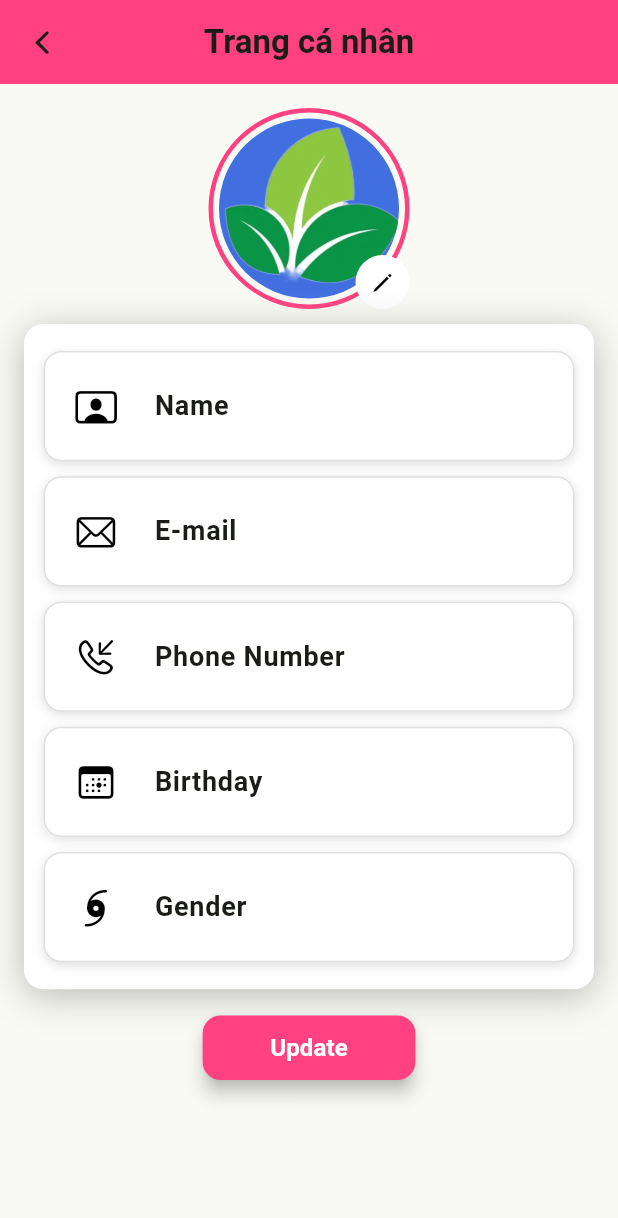
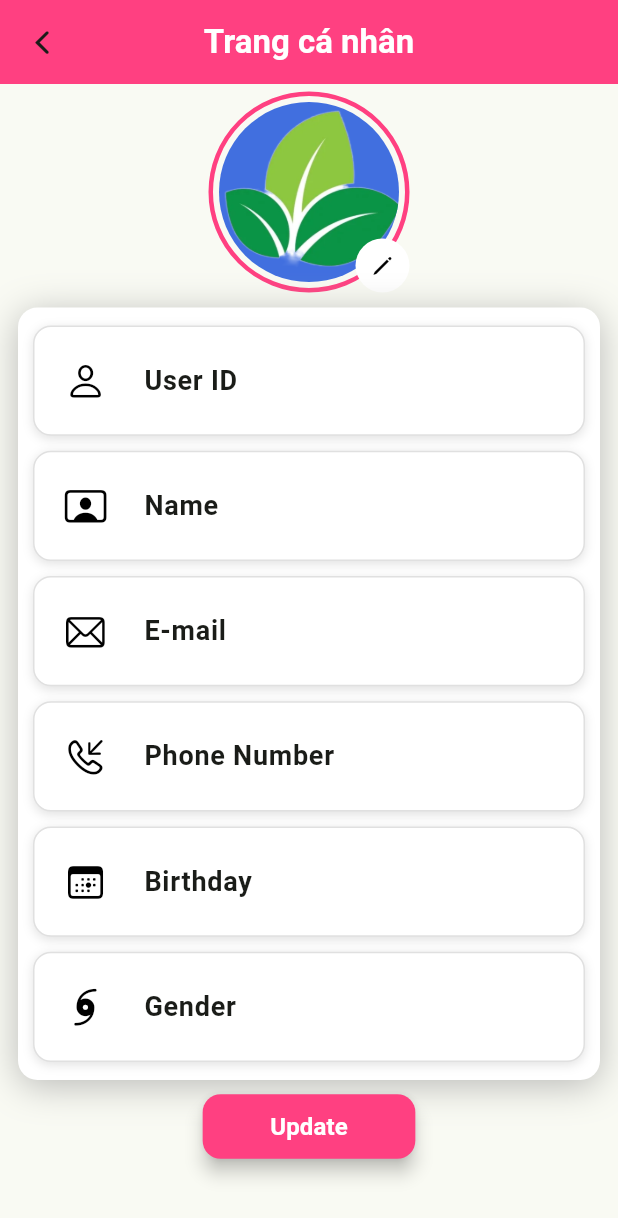
Before and after one commit to hcmus-journey/software-architecture, a Flutter app: the UserProfileScreen screen opened directly, on a phone screen of 412 x 824 dp. Shown: the top 1218 px of the screen. Run offline on Flutter 3.47's test engine with Material 3 defaults, Android fonts, the light colour scheme and no system bars; our stand-ins replace circular_countdown_timer, fl_chart, image_picker, lottie, shared_preferences; accounts and stored records are empty; network calls fail; project files that could hold a hidden picture were left out.

Commit message:
update profile

```diff
--- a/client/mobile/voumarketinggame/lib/models/user_model.dart
+++ b/client/mobile/voumarketinggame/lib/models/user_model.dart
@@ -1,4 +1,5 @@
 class User {
+  final String idPlayer;
   final String name;
   final String email;
   final String phoneNumber;
@@ -7,6 +8,7 @@ class User {
   final String gender;
 
   User({
+    required this.idPlayer,
     required this.name,
     required this.email,
     required this.phoneNumber,
@@ -17,6 +19,7 @@ class User {
 
   factory User.fromJson(Map<String, dynamic> json) {
     return User(
+      idPlayer: json['playerId'],
       name: json['name'],
       email: json['email'],
       phoneNumber: json['phoneNumber'],
@@ -28,6 +31,7 @@ class User {
 
   Map<String, dynamic> toJson() {
     return {
+      'playerId': idPlayer,
       'name': name,
       'email': email,
       'phoneNumber': phoneNumber,
--- a/client/mobile/voumarketinggame/lib/pages/menu_page.dart
+++ b/client/mobile/voumarketinggame/lib/pages/menu_page.dart
@@ -1,5 +1,6 @@
 import 'package:flutter/cupertino.dart';
 import 'package:flutter/material.dart';
+import 'package:flutter/services.dart';
 import 'package:provider/provider.dart';
 import 'package:voumarketinggame/pages/inventory_screen.dart';
 import 'package:voumarketinggame/pages/profile_user_page.dart';
@@ -302,7 +303,9 @@ class _MenuScreenState extends State<MenuScreen> {
                       ),
                       Expanded(
                         child: TextButton(
-                          onPressed: () {},
+                          onPressed: () {
+                            SystemNavigator.pop();
+                          },
                           style: TextButton.styleFrom(
                             backgroundColor: Colors.blue[100],
                             padding: const EdgeInsets.symmetric(
--- a/client/mobile/voumarketinggame/lib/pages/profile_user_page.dart
+++ b/client/mobile/voumarketinggame/lib/pages/profile_user_page.dart
@@ -39,6 +39,7 @@ class _UserProfileScreenState extends State<UserProfileScreen> {
     if (user != null) {
 
       setState(() {
+        _controllers['id'] = TextEditingController(text: user.idPlayer);
         _controllers['name'] = TextEditingController(text: user.name);
         _controllers['email'] = TextEditingController(text: user.email);
         _controllers['phoneNumber'] = TextEditingController(text: user.phoneNumber);
@@ -211,7 +212,7 @@ class _UserProfileScreenState extends State<UserProfileScreen> {
     appBar: AppBar(
       title: const Text(
         'Trang cá nhân',
-        style: TextStyle(fontWeight: FontWeight.bold),
+        style: TextStyle(fontWeight: FontWeight.bold, color: Colors.white),
       ),
       centerTitle: true,
       backgroundColor: Colors.pinkAccent,
@@ -224,7 +225,7 @@ class _UserProfileScreenState extends State<UserProfileScreen> {
       ),
     ),
     body: SingleChildScrollView(
-    padding: const EdgeInsets.all(16),
+    padding: const EdgeInsets.symmetric(horizontal: 12, vertical: 5),
     child: Column(
       crossAxisAlignment: CrossAxisAlignment.center,
       children: [
@@ -272,7 +273,7 @@ class _UserProfileScreenState extends State<UserProfileScreen> {
 
         // Personal Information Section
         Container(
-          padding: const EdgeInsets.all(13),
+          padding: const EdgeInsets.symmetric(horizontal: 10, vertical: 7),
           decoration: BoxDecoration(
             color: Colors.white,
             borderRadius: BorderRadius.circular(13),
@@ -286,6 +287,12 @@ class _UserProfileScreenState extends State<UserProfileScreen> {
           ),
           child: Column(
             children: [
+              FieldContainer(
+                icon: CupertinoIcons.person,
+                label: "User ID",
+                controller: _controllers['id']!,
+                readOnly: true, // Thêm dòng này
+              ),
               FieldContainer(
                 icon: CupertinoIcons.person_crop_rectangle,
                 label: "Name",
@@ -316,7 +323,7 @@ class _UserProfileScreenState extends State<UserProfileScreen> {
             ],
           ),
         ),
-        const SizedBox(height: 15),
+        const SizedBox(height: 7),
 
         // Update Button
         ElevatedButton(
--- a/client/mobile/voumarketinggame/lib/widgets/item_infor_widget.dart
+++ b/client/mobile/voumarketinggame/lib/widgets/item_infor_widget.dart
@@ -4,6 +4,7 @@ class FieldContainer extends StatelessWidget {
   final IconData icon;
   final String label;
   final TextEditingController controller;
+  final bool readOnly;
   final VoidCallback? onEdit;
 
   const FieldContainer({
@@ -11,6 +12,7 @@ class FieldContainer extends StatelessWidget {
     required this.icon,
     required this.label,
     required this.controller,
+    this.readOnly = false,
     this.onEdit,
   });
 
@@ -41,8 +43,8 @@ class FieldContainer extends StatelessWidget {
               onFocusChange: (hasFocus) {},
               child: TextField(
                 controller: controller,
-                readOnly: onEdit != null,
-                onTap: onEdit,
+                readOnly: readOnly,
+                onTap: readOnly ? null : onEdit, // Chỉ kí
                 decoration: InputDecoration(
                   labelText: label,
                   labelStyle: const TextStyle(
```
